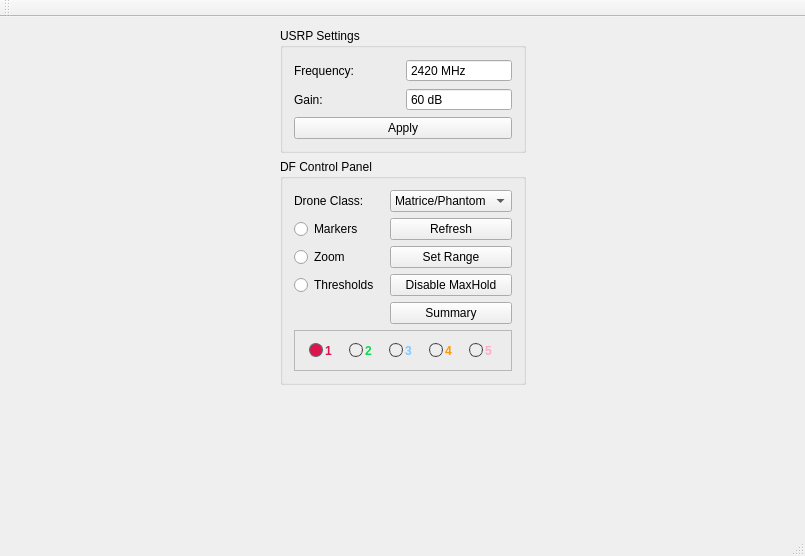
The window that view/mainview.ui (Valkaryne/Matrice600DF) describes before a commit, drawn with Qt 5.
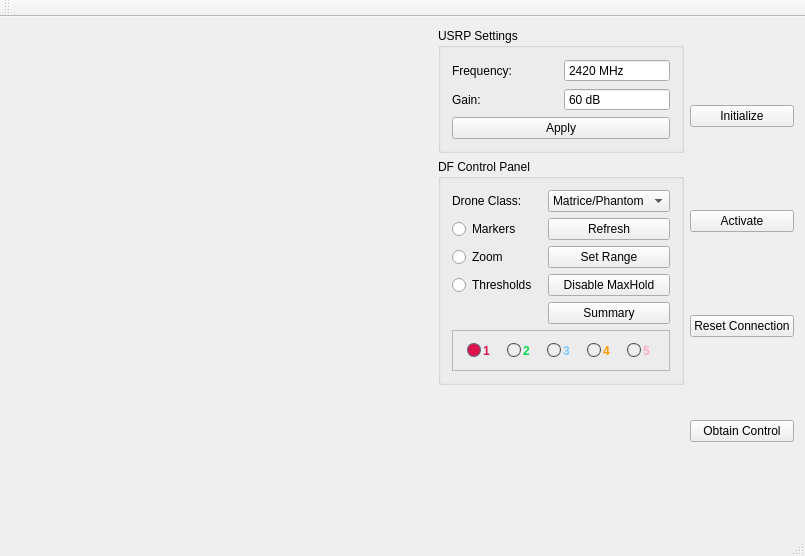
The same window after the commit.

What changed in the file:
```diff
--- a/view/mainview.ui
+++ b/view/mainview.ui
@@ -393,20 +393,36 @@
      </layout>
     </item>
     <item>
-     <spacer name="horizontalSpacer_2">
-      <property name="orientation">
-       <enum>Qt::Horizontal</enum>
-      </property>
-      <property name="sizeHint" stdset="0">
-       <size>
-        <width>40</width>
-        <height>20</height>
-       </size>
-      </property>
-     </spacer>
-    </item>
-    <item>
-     <layout class="QVBoxLayout" name="aircraftLayout"/>
+     <layout class="QVBoxLayout" name="aircraftLayout">
+      <item>
+       <widget class="QPushButton" name="btn_testInit">
+        <property name="text">
+         <string>Initialize</string>
+        </property>
+       </widget>
+      </item>
+      <item>
+       <widget class="QPushButton" name="btn_testActivate">
+        <property name="text">
+         <string>Activate</string>
+        </property>
+       </widget>
+      </item>
+      <item>
+       <widget class="QPushButton" name="btn_testReset">
+        <property name="text">
+         <string>Reset Connection</string>
+        </property>
+       </widget>
+      </item>
+      <item>
+       <widget class="QPushButton" name="btn_testControl">
+        <property name="text">
+         <string>Obtain Control</string>
+        </property>
+       </widget>
+      </item>
+     </layout>
     </item>
    </layout>
   </widget>
```
